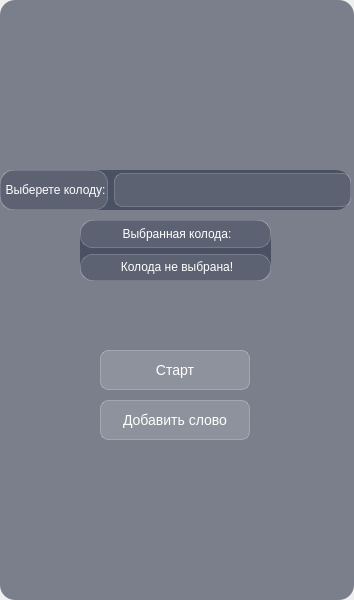
Old version of the form src/leg.ui in the repository GreeAI/English-cards.
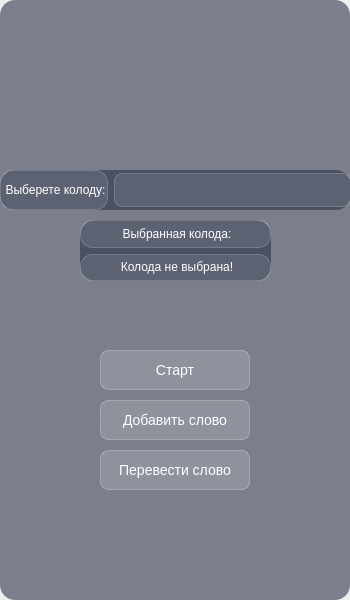
New version of the form.

Diff of the .ui file:
```diff
--- a/src/leg.ui
+++ b/src/leg.ui
@@ -6,7 +6,7 @@
    <rect>
     <x>0</x>
     <y>0</y>
-    <width>354</width>
+    <width>350</width>
     <height>600</height>
    </rect>
   </property>
@@ -365,6 +365,19 @@
      </item>
     </layout>
    </widget>
+   <widget class="QPushButton" name="pushButton">
+    <property name="geometry">
+     <rect>
+      <x>100</x>
+      <y>450</y>
+      <width>150</width>
+      <height>40</height>
+     </rect>
+    </property>
+    <property name="text">
+     <string>Перевести слово</string>
+    </property>
+   </widget>
   </widget>
   <widget class="QMenuBar" name="menubar">
    <property name="geometry">
```
Left out of the diff: 2 changed lines with no effect on the pictures.
